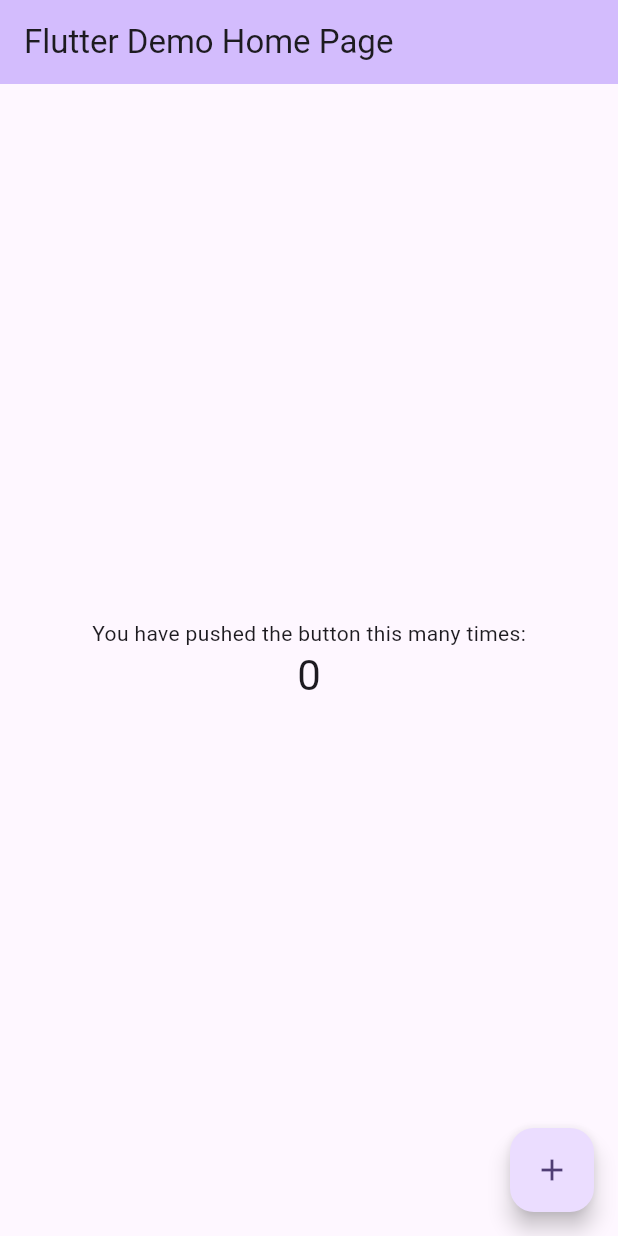
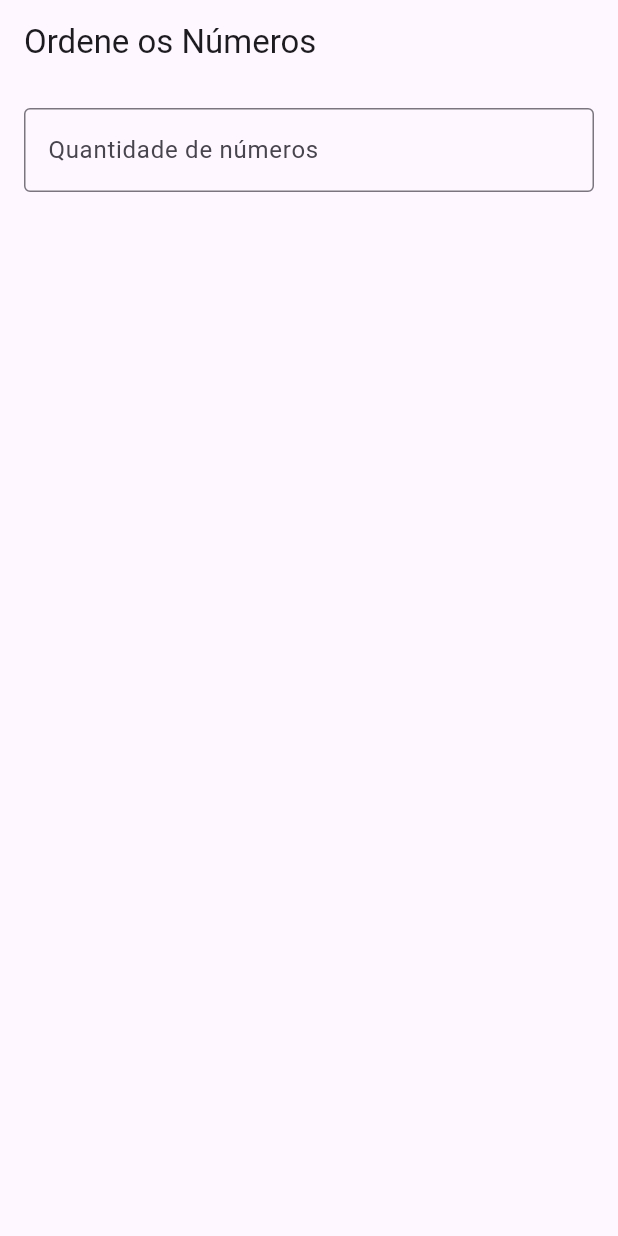
Before and after one commit to FelipeDominguess/exam_app, a Flutter app: the screen it shows after launch, on a phone screen of 412 x 824 dp. Run offline on Flutter 3.47's test engine with Material 3 defaults, Android fonts, the phone set to English and light mode, and no system bars.

Commit message:
fix: Fixed the arq

```diff
--- a/lib/main.dart
+++ b/lib/main.dart
@@ -1,3 +1,4 @@
+import 'package:exam_app/pages/home.dart';
 import 'package:flutter/material.dart';
 
 void main() {
@@ -15,72 +16,7 @@ class MyApp extends StatelessWidget {
       theme: ThemeData(
         colorScheme: ColorScheme.fromSeed(seedColor: Colors.deepPurple),
       ),
-      home: const MyHomePage(title: 'Flutter Demo Home Page'),
+      home: const HomePage(),
     );
   }
 }
-
-class MyHomePage extends StatefulWidget {
-  const MyHomePage({super.key, required this.title});
-  final String title;
-
-  @override
-  State<MyHomePage> createState() => _MyHomePageState();
-}
-
-class _MyHomePageState extends State<MyHomePage> {
-  int _counter = 0;
-
-  void _incrementCounter() {
-    setState(() {
-      _counter++;
-    });
-  }
-
-  @override
-  Widget build(BuildContext context) {
-    return Scaffold(
-      appBar: AppBar(
-        // TRY THIS: Try changing the color here to a specific color (to
-        // Colors.amber, perhaps?) and trigger a hot reload to see the AppBar
-        // change color while the other colors stay the same.
-        backgroundColor: Theme.of(context).colorScheme.inversePrimary,
-        // Here we take the value from the MyHomePage object that was created by
-        // the App.build method, and use it to set our appbar title.
-        title: Text(widget.title),
-      ),
-      body: Center(
-        // Center is a layout widget. It takes a single child and positions it
-        // in the middle of the parent.
-        child: Column(
-          // Column is also a layout widget. It takes a list of children and
-          // arranges them vertically. By default, it sizes itself to fit its
-          // children horizontally, and tries to be as tall as its parent.
-          //
-          // Column has various properties to control how it sizes itself and
-          // how it positions its children. Here we use mainAxisAlignment to
-          // center the children vertically; the main axis here is the vertical
-          // axis because Columns are vertical (the cross axis would be
-          // horizontal).
-          //
-          // TRY THIS: Invoke "debug painting" (choose the "Toggle Debug Paint"
-          // action in the IDE, or press "p" in the console), to see the
-          // wireframe for each widget.
-          mainAxisAlignment: MainAxisAlignment.center,
-          children: <Widget>[
-            const Text('You have pushed the button this many times:'),
-            Text(
-              '$_counter',
-              style: Theme.of(context).textTheme.headlineMedium,
-            ),
-          ],
-        ),
-      ),
-      floatingActionButton: FloatingActionButton(
-        onPressed: _incrementCounter,
-        tooltip: 'Increment',
-        child: const Icon(Icons.add),
-      ), // This trailing comma makes auto-formatting nicer for build methods.
-    );
-  }
-}
--- /dev/null
+++ b/lib/pages/home.dart
@@ -0,0 +1,140 @@
+import 'package:exam_app/services/exam_api.dart';
+import 'package:exam_app/providers/exam_provider.dart';
+import 'package:flutter/material.dart';
+import 'package:provider/provider.dart';
+
+class HomePage extends StatelessWidget {
+  const HomePage({super.key});
+
+  @override
+  Widget build(BuildContext context) {
+    return ChangeNotifierProvider(
+      create: (_) => ExamProvider(ExamApiImpl()),
+      child: const _HomePageView(),
+    );
+  }
+}
+
+class _HomePageView extends StatefulWidget {
+  const _HomePageView();
+
+  @override
+  State<_HomePageView> createState() => _HomePageViewState();
+}
+
+class _HomePageViewState extends State<_HomePageView> {
+  final TextEditingController _controller = TextEditingController();
+
+  @override
+  void dispose() {
+    _controller.dispose();
+    super.dispose();
+  }
+
+  void _showSnackBar(String message, Color color) {
+    ScaffoldMessenger.of(context).showSnackBar(
+      SnackBar(
+        content: Text(message),
+        backgroundColor: color,
+        duration: const Duration(seconds: 2),
+      ),
+    );
+  }
+
+  @override
+  Widget build(BuildContext context) {
+    final provider = Provider.of<ExamProvider>(context);
+
+    return Scaffold(
+      appBar: AppBar(
+        title: const Text('Ordene os Números'),
+      ),
+      body: Padding(
+        padding: const EdgeInsets.all(16.0),
+        child: Column(
+          children: [
+            // CAMPO DE TEXTO
+            TextField(
+              controller: _controller,
+              keyboardType: TextInputType.number,
+              decoration: const InputDecoration(
+                labelText: 'Quantidade de números',
+                border: OutlineInputBorder(),
+              ),
+              onSubmitted: (value) {
+                final quantity = int.tryParse(value);
+                if (quantity != null && quantity > 0) {
+                  provider.fetchRandomNumbers(quantity);
+                } else {
+                  provider.errorMessage = 'Por favor, insira um número positivo';
+                  provider.notifyListeners();
+                }
+              },
+            ),
+
+            const SizedBox(height: 16),
+
+            // MENSAGEM DE ERRO
+            if (provider.errorMessage != null)
+              Text(
+                provider.errorMessage!,
+                style: const TextStyle(color: Colors.red),
+              ),
+
+            // LISTA REORDENÁVEL
+            if (provider.numbers.isNotEmpty)
+              Expanded(
+                child: ReorderableListView(
+                  onReorder: provider.reorderNumbers,
+                  children: [
+                    for (int i = 0; i < provider.numbers.length; i++)
+                      ListTile(
+                        key: ValueKey(provider.numbers[i].toString() + i.toString()),
+                        title: Text(
+                          provider.numbers[i].toString(),
+                          style: const TextStyle(fontSize: 20),
+                        ),
+                        tileColor: Colors.grey.shade100,
+                      ),
+                  ],
+                ),
+              ),
+
+            const SizedBox(height: 12),
+
+            // BOTÕES
+            if (provider.numbers.isNotEmpty)
+              Row(
+                mainAxisAlignment: MainAxisAlignment.spaceEvenly,
+                children: [
+                  ElevatedButton.icon(
+                    onPressed: () {
+                      provider.checkOrder();
+                      final message = provider.isOrdered == true
+                          ? 'Ordem correta!'
+                          : 'A ordem está incorreta.';
+                      final color = provider.isOrdered == true
+                          ? Colors.green
+                          : Colors.red;
+
+                      _showSnackBar(message, color);
+                    },
+                    icon: const Icon(Icons.check),
+                    label: const Text('Validar Ordem'),
+                  ),
+                  OutlinedButton.icon(
+                    onPressed: () {
+                      _controller.clear();
+                      provider.reset();
+                    },
+                    icon: const Icon(Icons.refresh),
+                    label: const Text('Reiniciar'),
+                  ),
+                ],
+              ),
+          ],
+        ),
+      ),
+    );
+  }
+}
```
Also changed, not shown: lib/providers/exam_provider.dart (renamed from lib/presentation/providers/exam_provider.dart, +6 -2 lines), lib/services/exam_api.dart (renamed from lib/core/services/exam_api.dart), 2 other files.
